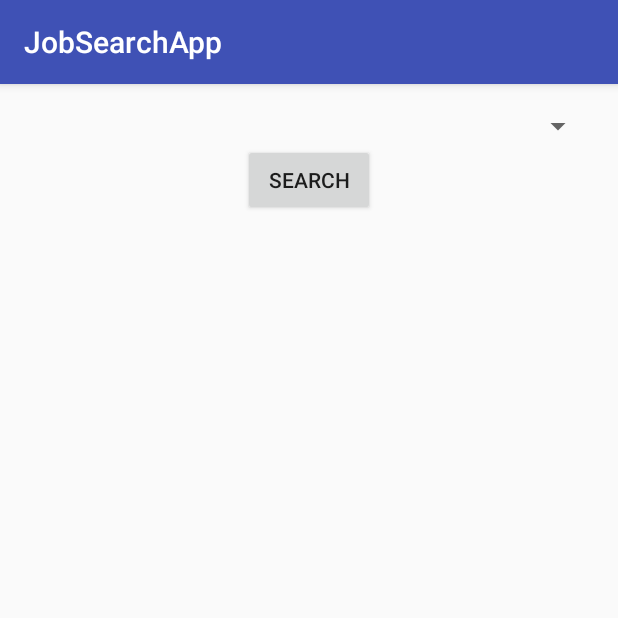
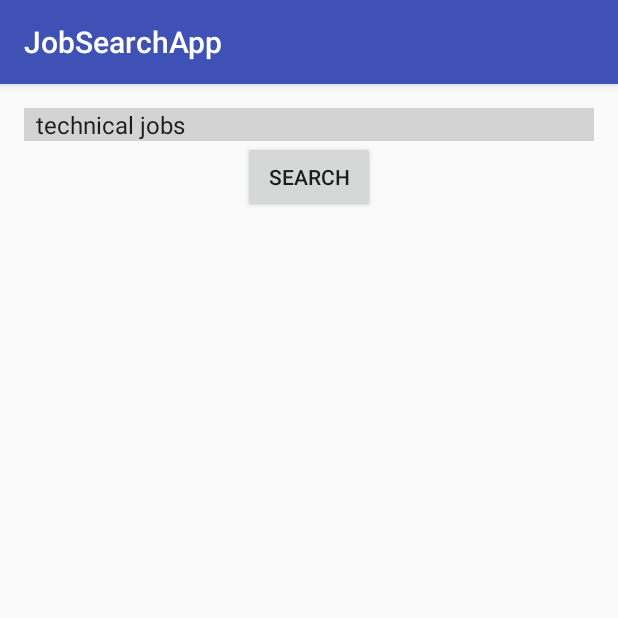
Before and after one commit to pranavgavara/JobSearchApp, an Android app: the InterviewTipsActivity screen opened directly, with no data from a screen before it, on a phone screen of 412 x 824 dp, the top half of it. Run offline under Robolectric (Android 15) with nearby library versions, the phone set to English and light mode, and no system bars.

```diff
--- a/JobSearchApp/app/src/main/java/com/jobsearchrt/jobsearchapp/InterviewTipsActivity.java
+++ b/JobSearchApp/app/src/main/java/com/jobsearchrt/jobsearchapp/InterviewTipsActivity.java
@@ -37,7 +37,8 @@ public class InterviewTipsActivity extends AppCompatActivity implements AdapterV
 
     ListView youTubeList;
     Spinner OptionSpinner;
-    String[] spinnerElements={"","java","android","ios","software developer"};
+    String[] spinnerElements_display={"technical jobs","java","android","ios","software developer","big data","Hadoop","Web development"};
+    String[] spinnerElements={"technical%20jobs","java","android","ios","software%20developer","big%20data","Hadoop","Web%20development"};
     String searchElement;
     ArrayList<singleRow> resultsrow;
     Bitmap row_thumbnails;
@@ -48,7 +49,7 @@ public class InterviewTipsActivity extends AppCompatActivity implements AdapterV
         super.onCreate(savedInstanceState);
         setContentView(R.layout.activity_interview_tips);
         OptionSpinner= (Spinner) findViewById(R.id.spinner);
-        ArrayAdapter<String>adapter = new ArrayAdapter<String>(this,android.R.layout.simple_spinner_item,spinnerElements);
+        ArrayAdapter<String>adapter = new ArrayAdapter<String>(this,android.R.layout.simple_spinner_item,spinnerElements_display);
         adapter.setDropDownViewResource(android.R.layout.simple_spinner_dropdown_item);
         OptionSpinner.setAdapter(adapter);
         OptionSpinner.setOnItemSelectedListener(this);
--- a/JobSearchApp/app/src/main/res/layout/activity_interview_tips.xml
+++ b/JobSearchApp/app/src/main/res/layout/activity_interview_tips.xml
@@ -14,6 +14,7 @@
         android:layout_width="match_parent"
         android:layout_height="wrap_content"
         android:id="@+id/spinner"
+        android:background="#D3D3D3"
         android:layout_gravity="center_horizontal" />
 
     <Button
```
